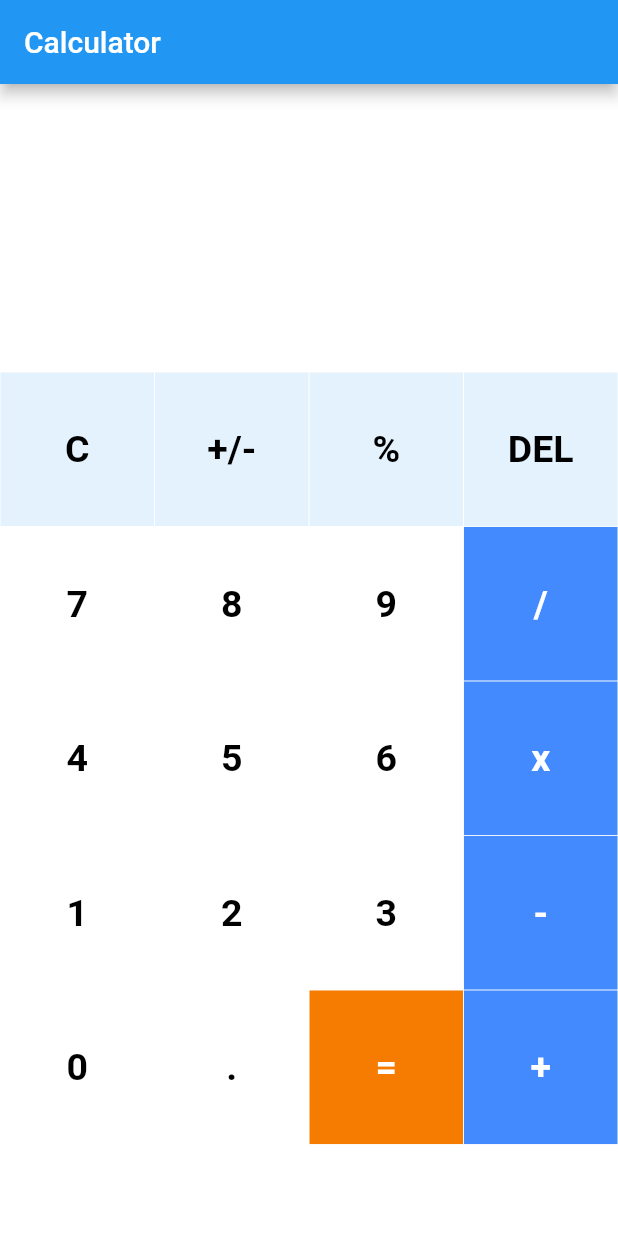
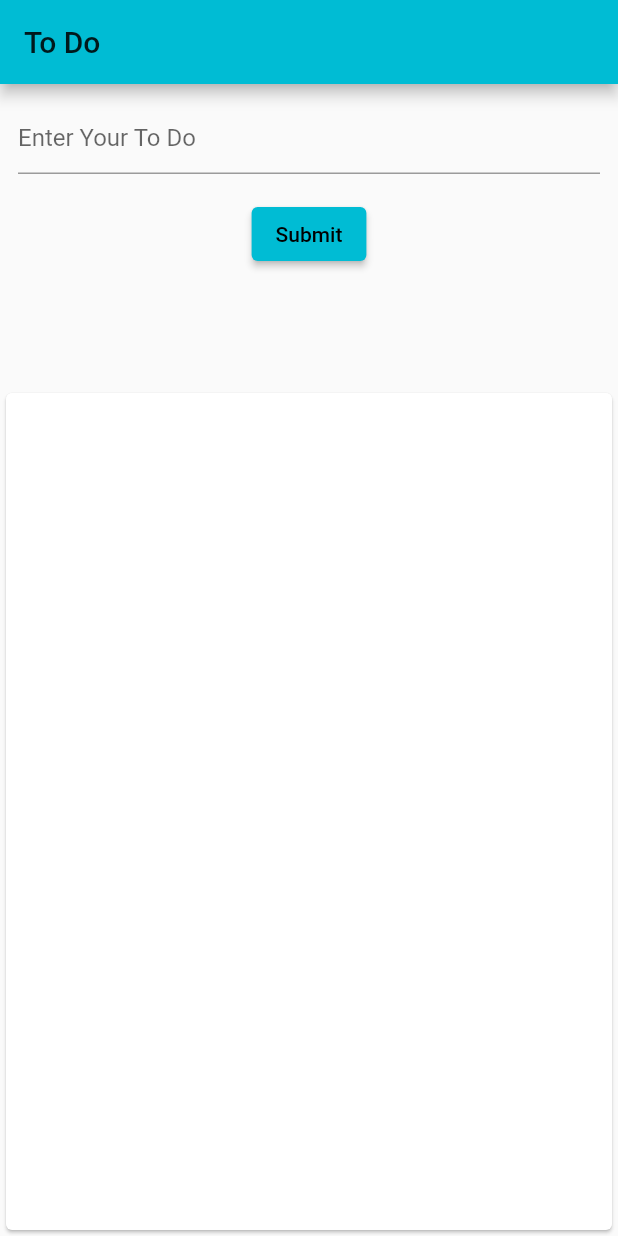
Before and after one commit to adil819/mobile-bookshop, a Flutter app: the screen it shows after launch, on a phone screen of 412 x 824 dp. Run offline on Flutter 3.47's test engine with Material 2 defaults, Android fonts, the phone set to English and light mode, and no system bars.

Commit message:
todolist only name field, only add button

```diff
--- a/lib/buttons.dart
+++ /dev/null
@@ -1,40 +0,0 @@
-import 'package:flutter/material.dart';
-
-// creating Stateless Wideget for buttons
-class MyButton extends StatelessWidget {
-
-// declaring variables
-  final color;
-  final textColor;
-  final String buttonText;
-  final buttontapped;
-
-//Constructor
-  MyButton({this.color, this.textColor, this.buttonText, this.buttontapped});
-
-  @override
-  Widget build(BuildContext context) {
-    return GestureDetector(
-      onTap: buttontapped,
-      child: Padding(
-        padding: const EdgeInsets.all(0.2),
-        child: ClipRRect(
-          // borderRadius: BorderRadius.circular(25),
-          child: Container(
-            color: color,
-            child: Center(
-              child: Text(
-                buttonText,
-                style: TextStyle(
-                  color: textColor,
-                  fontSize: 25,
-                  fontWeight: FontWeight.bold,
-                ),
-              ),
-            ),
-          ),
-        ),
-      ),
-    );
-  }
-}
--- a/lib/main.dart
+++ b/lib/main.dart
@@ -1,203 +1,21 @@
 import 'package:flutter/material.dart';
-import 'buttons.dart';
-import 'package:math_expressions/math_expressions.dart';
+import 'to_do_screen.dart';
 
 void main() {
   runApp(MyApp());
 }
 
 class MyApp extends StatelessWidget {
+  const MyApp({Key? key}) : super(key: key);
+
   @override
   Widget build(BuildContext context) {
     return MaterialApp(
-      debugShowCheckedModeBanner: false,
-      home: HomePage(),
+      title: 'Flutter Demo',
+      theme: ThemeData(
+        primarySwatch: Colors.cyan,
+      ),
+      home: ToDoScreen()
     ); // MaterialApp
   }
 }
-
-class HomePage extends StatefulWidget {
-  @override
-  _HomePageState createState() => _HomePageState();
-}
-
-class _HomePageState extends State<HomePage> {
-  var userInput = '';
-  var answer = '';
-
-// Array of button
-  final List<String> buttons = [
-    'C',
-    '+/-',
-    '%',
-    'DEL',
-    '7',
-    '8',
-    '9',
-    '/',
-    '4',
-    '5',
-    '6',
-    'x',
-    '1',
-    '2',
-    '3',
-    '-',
-    '0',
-    '.',
-    '=',
-    '+',
-  ];
-
-  @override
-  Widget build(BuildContext context) {
-    return Scaffold(
-      appBar: new AppBar(
-        title: new Text("Calculator"),
-      ), //AppBar
-      backgroundColor: Colors.white38,
-      body: Column(
-        children: <Widget>[
-          Expanded(
-            child: Container(
-              child: Column(
-                  mainAxisAlignment: MainAxisAlignment.spaceEvenly,
-                  children: <Widget>[
-                    Container(
-                      padding: EdgeInsets.all(20),
-                      alignment: Alignment.centerRight,
-                      child: Text(
-                        userInput,
-                        style: TextStyle(fontSize: 18, color: Colors.white),
-                      ),
-                    ),
-                    Container(
-                      padding: EdgeInsets.all(15),
-                      alignment: Alignment.centerRight,
-                      child: Text(
-                        answer,
-                        style: TextStyle(
-                            fontSize: 30,
-                            color: Colors.white,
-                            fontWeight: FontWeight.bold),
-                      ),
-                    )
-                  ]),
-            ),
-          ),
-          Expanded(
-            flex: 3,
-            child: Container(
-              child: GridView.builder(
-                  itemCount: buttons.length,
-                  gridDelegate: SliverGridDelegateWithFixedCrossAxisCount(
-                      crossAxisCount: 4),
-                  itemBuilder: (BuildContext context, int index) {
-                    // Clear Button
-                    if (index == 0) {
-                      return MyButton(
-                        buttontapped: () {
-                          setState(() {
-                            userInput = '';
-                            answer = '0';
-                          });
-                        },
-                        buttonText: buttons[index],
-                        color: Colors.blue[50],
-                        textColor: Colors.black,
-                      );
-                    }
-
-                    // +/- button
-                    else if (index == 1) {
-                      return MyButton(
-                        buttonText: buttons[index],
-                        color: Colors.blue[50],
-                        textColor: Colors.black,
-                      );
-                    }
-                    // % Button
-                    else if (index == 2) {
-                      return MyButton(
-                        buttontapped: () {
-                          setState(() {
-                            userInput += buttons[index];
-                          });
-                        },
-                        buttonText: buttons[index],
-                        color: Colors.blue[50],
-                        textColor: Colors.black,
-                      );
-                    }
-                    // Delete Button
-                    else if (index == 3) {
-                      return MyButton(
-                        buttontapped: () {
-                          setState(() {
-                            userInput =
-                                userInput.substring(0, userInput.length - 1);
-                          });
-                        },
-                        buttonText: buttons[index],
-                        color: Colors.blue[50],
-                        textColor: Colors.black,
-                      );
-                    }
-                    // Equal_to Button
-                    else if (index == 18) {
-                      return MyButton(
-                        buttontapped: () {
-                          setState(() {
-                            equalPressed();
-                          });
-                        },
-                        buttonText: buttons[index],
-                        color: Colors.orange[700],
-                        textColor: Colors.white,
-                      );
-                    }
-
-                    // other buttons
-                    else {
-                      return MyButton(
-                        buttontapped: () {
-                          setState(() {
-                            userInput += buttons[index];
-                          });
-                        },
-                        buttonText: buttons[index],
-                        color: isOperator(buttons[index])
-                            ? Colors.blueAccent
-                            : Colors.white,
-                        textColor: isOperator(buttons[index])
-                            ? Colors.white
-                            : Colors.black,
-                      );
-                    }
-                  }), // GridView.builder
-            ),
-          ),
-        ],
-      ),
-    );
-  }
-
-  bool isOperator(String x) {
-    if (x == '/' || x == 'x' || x == '-' || x == '+' || x == '=') {
-      return true;
-    }
-    return false;
-  }
-
-// function to calculate the input operation
-  void equalPressed() {
-    String finaluserinput = userInput;
-    finaluserinput = userInput.replaceAll('x', '*');
-
-    Parser p = Parser();
-    Expression exp = p.parse(finaluserinput);
-    ContextModel cm = ContextModel();
-    double eval = exp.evaluate(EvaluationType.REAL, cm);
-    answer = eval.toString();
-  }
-}
--- /dev/null
+++ b/lib/to_do_screen.dart
@@ -0,0 +1,136 @@
+import 'dart:math';
+
+import 'package:flutter/material.dart';
+
+class ToDoScreen extends StatefulWidget {
+  const ToDoScreen({Key? key}) : super(key: key);
+
+  @override
+  _ToDoScreenState createState() => _ToDoScreenState();
+}
+
+class _ToDoScreenState extends State<ToDoScreen> {
+  List<String> todos = [];
+  TextEditingController toDoName = new TextEditingController();
+  final GlobalKey<FormState> _formKey = GlobalKey<FormState>();
+
+  addToDo(){
+    setState(() {
+      todos.add(toDoName.text);
+      // print('value of todos');
+      // print(todos);
+    });
+  }
+
+  @override
+  Widget build(BuildContext context) {
+    return SafeArea(child: Scaffold(
+      appBar: AppBar(title: const Text('To Do'),),
+      body: Container(
+          child: Column(
+            children: [
+              Padding(
+                padding: const EdgeInsets.all(12.0),
+                child: Form(
+                  key: _formKey,
+                  child: Column(
+                    children: [
+                      TextFormField(
+                        controller: toDoName,
+                        decoration: InputDecoration(hintText: 'Enter Your To Do'),
+                        validator:(value) {
+                          if (value == null || value.isEmpty){
+                            return 'Please enter your to do!';
+                          } else {
+                            return null;
+                          }
+                        }
+                      ),
+                      Padding(
+                        padding: const EdgeInsets.all(16.0),
+                        child: ElevatedButton(onPressed: (){
+                          if(_formKey.currentState!.validate()) {
+                            addToDo();
+                          }
+                        },
+                          child: const Text('Submit')),
+                      )
+                    ],
+                )),
+              ),
+              // CARA YANG PERTAMA:
+              // Column(
+              //   children: todos.map((e) => new Text(e)).toList(),
+              // )
+              // CARA YANG KEDUA TAMBAH LINE SPACE:
+              // Padding(
+              //   padding: const EdgeInsets.all(8.0),
+              //   child:  Column(
+              //             children: todos.map((e) => Padding(
+              //               padding: const EdgeInsets.all(20.0),
+              //               child: new Text(e),
+              //             )).toList(),
+              //           ),
+              // )
+              // CARA KETIGA PAKAI LISTVIEW BIAR BISA SCROLL:
+              // SizedBox(height: 50.0,),
+              // Expanded(
+              //   child: Card(
+              //     child: Scrollbar(child:
+              //       ListView.separated(
+              //         itemBuilder: (context, index){
+              //           return Row(
+              //             children: [
+              //               Expanded(
+              //                 child: ListTile(
+              //                   leading: Icon(Icons.access_alarm),
+              //                   title: Text(todos[index],
+              //                     style: TextStyle(fontWeight: FontWeight.bold)),
+              //                 ),
+              //               ),
+              //             ],
+              //           );
+              //         },
+              //         separatorBuilder: (context, index){
+              //           return Divider(height: 5.0, color: Colors.blue,);
+              //         },
+              //         itemCount: todos.length,
+              //       )
+              //     )
+              //   )
+              // )
+              // CARA KEEMPAT PAKAI LISTVIEW TAPI LISTVIEW.BUILDER:
+              SizedBox(height: 50.0,),
+              Expanded(
+                  child: Card(
+                      child: Scrollbar(child:
+                      ListView.builder(
+                        itemBuilder: (context, index){
+                          return Column(
+                            children: [
+                                Row(
+                                  children: [
+                                    Expanded(
+                                      child: ListTile(
+                                        leading: Icon(Icons.access_alarm),
+                                        title: Text(todos[index],
+                                            style: TextStyle(fontWeight: FontWeight.bold)),
+                                      ),
+                                    ),
+                                  ],
+                              ),
+                              Divider(height: 5.0, color: Colors.red,)
+                            ],
+                          );
+                        },
+                        itemCount: todos.length,
+                      )
+                      )
+                  )
+              )
+            ],
+          ),
+      ),
+    ));
+  }
+}
```
